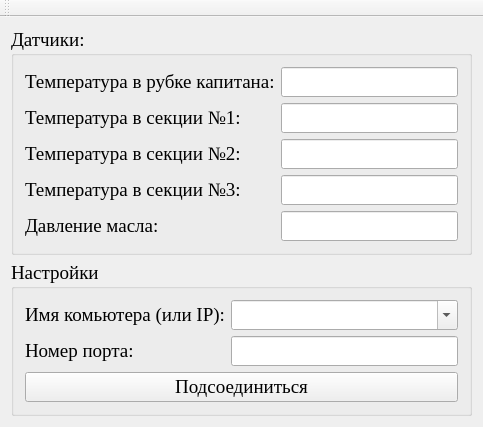
This is mainwindow.ui in 8Observer8/IcebreakerViewer as Qt 5 draws it before an edit. The edited form follows.
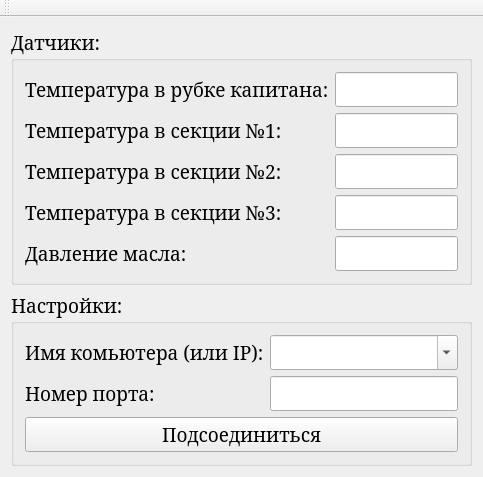
This is the edited form.

Commit message: current data

The edit to the form file:
```diff
--- a/mainwindow.ui
+++ b/mainwindow.ui
@@ -12,7 +12,7 @@
   </property>
   <property name="font">
    <font>
-    <family>Times New Roman</family>
+    <family>Garamond</family>
     <pointsize>14</pointsize>
    </font>
   </property>
@@ -109,7 +109,7 @@
       <item>
        <widget class="QGroupBox" name="groupBox">
         <property name="title">
-         <string>Настройки</string>
+         <string>Настройки:</string>
         </property>
         <layout class="QVBoxLayout" name="verticalLayout">
          <item>
```
The commit also changes 1 other file.
